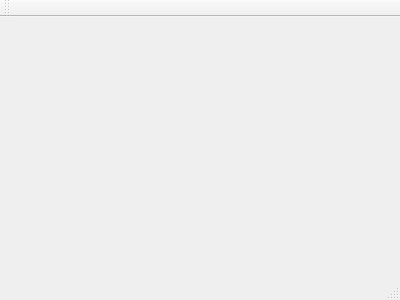
Qt form mainwindow.ui (romangr/KG1) before a commit.
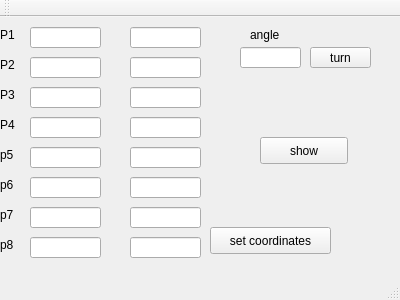
The same form after that commit.

Commit message: куда вводить данные

The edit to the form file:
```diff
--- a/mainwindow.ui
+++ b/mainwindow.ui
@@ -12,13 +12,355 @@
   <property name="windowTitle" >
    <string>MainWindow</string>
   </property>
-  <widget class="QMenuBar" name="menuBar" />
-  <widget class="QToolBar" name="mainToolBar" />
-  <widget class="QWidget" name="centralWidget" />
-  <widget class="QStatusBar" name="statusBar" />
+  <widget class="QWidget" name="centralWidget">
+   <widget class="QLineEdit" name="lineEdit">
+    <property name="geometry">
+     <rect>
+      <x>30</x>
+      <y>10</y>
+      <width>71</width>
+      <height>21</height>
+     </rect>
+    </property>
+   </widget>
+   <widget class="QLineEdit" name="lineEdit_2">
+    <property name="geometry">
+     <rect>
+      <x>130</x>
+      <y>10</y>
+      <width>71</width>
+      <height>21</height>
+     </rect>
+    </property>
+   </widget>
+   <widget class="QLabel" name="label">
+    <property name="geometry">
+     <rect>
+      <x>0</x>
+      <y>10</y>
+      <width>31</width>
+      <height>16</height>
+     </rect>
+    </property>
+    <property name="text">
+     <string>P1</string>
+    </property>
+   </widget>
+   <widget class="QLineEdit" name="lineEdit_3">
+    <property name="geometry">
+     <rect>
+      <x>130</x>
+      <y>40</y>
+      <width>71</width>
+      <height>21</height>
+     </rect>
+    </property>
+   </widget>
+   <widget class="QLineEdit" name="lineEdit_4">
+    <property name="geometry">
+     <rect>
+      <x>30</x>
+      <y>40</y>
+      <width>71</width>
+      <height>21</height>
+     </rect>
+    </property>
+   </widget>
+   <widget class="QLabel" name="label_2">
+    <property name="geometry">
+     <rect>
+      <x>0</x>
+      <y>40</y>
+      <width>31</width>
+      <height>16</height>
+     </rect>
+    </property>
+    <property name="text">
+     <string>P2</string>
+    </property>
+   </widget>
+   <widget class="QLineEdit" name="lineEdit_5">
+    <property name="geometry">
+     <rect>
+      <x>130</x>
+      <y>70</y>
+      <width>71</width>
+      <height>21</height>
+     </rect>
+    </property>
+   </widget>
+   <widget class="QLineEdit" name="lineEdit_6">
+    <property name="geometry">
+     <rect>
+      <x>30</x>
+      <y>70</y>
+      <width>71</width>
+      <height>21</height>
+     </rect>
+    </property>
+   </widget>
+   <widget class="QLabel" name="label_3">
+    <property name="geometry">
+     <rect>
+      <x>0</x>
+      <y>70</y>
+      <width>31</width>
+      <height>16</height>
+     </rect>
+    </property>
+    <property name="text">
+     <string>P3</string>
+    </property>
+   </widget>
+   <widget class="QLineEdit" name="lineEdit_7">
+    <property name="geometry">
+     <rect>
+      <x>130</x>
+      <y>100</y>
+      <width>71</width>
+      <height>21</height>
+     </rect>
+    </property>
+   </widget>
+   <widget class="QLineEdit" name="lineEdit_8">
+    <property name="geometry">
+     <rect>
+      <x>30</x>
+      <y>100</y>
+      <width>71</width>
+      <height>21</height>
+     </rect>
+    </property>
+   </widget>
+   <widget class="QLabel" name="label_4">
+    <property name="geometry">
+     <rect>
+      <x>0</x>
+      <y>100</y>
+      <width>31</width>
+      <height>16</height>
+     </rect>
+    </property>
+    <property name="text">
+     <string>P4</string>
+    </property>
+   </widget>
+   <widget class="QLineEdit" name="lineEdit_9">
+    <property name="geometry">
+     <rect>
+      <x>130</x>
+      <y>190</y>
+      <width>71</width>
+      <height>21</height>
+     </rect>
+    </property>
+   </widget>
+   <widget class="QLabel" name="label_5">
+    <property name="geometry">
+     <rect>
+      <x>0</x>
+      <y>160</y>
+      <width>31</width>
+      <height>16</height>
+     </rect>
+    </property>
+    <property name="text">
+     <string>p6</string>
+    </property>
+   </widget>
+   <widget class="QLineEdit" name="lineEdit_10">
+    <property name="geometry">
+     <rect>
+      <x>30</x>
+      <y>160</y>
+      <width>71</width>
+      <height>21</height>
+     </rect>
+    </property>
+   </widget>
+   <widget class="QLabel" name="label_6">
+    <property name="geometry">
+     <rect>
+      <x>0</x>
+      <y>220</y>
+      <width>31</width>
+      <height>16</height>
+     </rect>
+    </property>
+    <property name="text">
+     <string>p8</string>
+    </property>
+   </widget>
+   <widget class="QLineEdit" name="lineEdit_11">
+    <property name="geometry">
+     <rect>
+      <x>130</x>
+      <y>160</y>
+      <width>71</width>
+      <height>21</height>
+     </rect>
+    </property>
+   </widget>
+   <widget class="QLabel" name="label_7">
+    <property name="geometry">
+     <rect>
+      <x>0</x>
+      <y>190</y>
+      <width>31</width>
+      <height>16</height>
+     </rect>
+    </property>
+    <property name="text">
+     <string>p7</string>
+    </property>
+   </widget>
+   <widget class="QLineEdit" name="lineEdit_12">
+    <property name="geometry">
+     <rect>
+      <x>130</x>
+      <y>130</y>
+      <width>71</width>
+      <height>21</height>
+     </rect>
+    </property>
+   </widget>
+   <widget class="QLineEdit" name="lineEdit_13">
+    <property name="geometry">
+     <rect>
+      <x>30</x>
+      <y>190</y>
+      <width>71</width>
+      <height>21</height>
+     </rect>
+    </property>
+   </widget>
+   <widget class="QLineEdit" name="lineEdit_14">
+    <property name="geometry">
+     <rect>
+      <x>130</x>
+      <y>220</y>
+      <width>71</width>
+      <height>21</height>
+     </rect>
+    </property>
+   </widget>
+   <widget class="QLineEdit" name="lineEdit_15">
+    <property name="geometry">
+     <rect>
+      <x>30</x>
+      <y>130</y>
+      <width>71</width>
+      <height>21</height>
+     </rect>
+    </property>
+   </widget>
+   <widget class="QLabel" name="label_8">
+    <property name="geometry">
+     <rect>
+      <x>0</x>
+      <y>130</y>
+      <width>31</width>
+      <height>16</height>
+     </rect>
+    </property>
+    <property name="text">
+     <string>p5</string>
+    </property>
+   </widget>
+   <widget class="QLineEdit" name="lineEdit_16">
+    <property name="geometry">
+     <rect>
+      <x>30</x>
+      <y>220</y>
+      <width>71</width>
+      <height>21</height>
+     </rect>
+    </property>
+   </widget>
+   <widget class="QLabel" name="label_9">
+    <property name="geometry">
+     <rect>
+      <x>250</x>
+      <y>10</y>
+      <width>41</width>
+      <height>16</height>
+     </rect>
+    </property>
+    <property name="text">
+     <string>angle</string>
+    </property>
+   </widget>
+   <widget class="QLineEdit" name="lineEdit_17">
+    <property name="geometry">
+     <rect>
+      <x>240</x>
+      <y>30</y>
+      <width>61</width>
+      <height>21</height>
+     </rect>
+    </property>
+   </widget>
+   <widget class="QPushButton" name="pushButton">
+    <property name="geometry">
+     <rect>
+      <x>310</x>
+      <y>30</y>
+      <width>61</width>
+      <height>21</height>
+     </rect>
+    </property>
+    <property name="text">
+     <string>turn</string>
+    </property>
+   </widget>
+   <widget class="QPushButton" name="pushButton_2">
+    <property name="geometry">
+     <rect>
+      <x>260</x>
+      <y>120</y>
+      <width>88</width>
+      <height>27</height>
+     </rect>
+    </property>
+    <property name="text">
+     <string>show</string>
+    </property>
+   </widget>
+   <widget class="QPushButton" name="pushButton_3">
+    <property name="geometry">
+     <rect>
+      <x>210</x>
+      <y>210</y>
+      <width>121</width>
+      <height>27</height>
+     </rect>
+    </property>
+    <property name="text">
+     <string>set coordinates</string>
+    </property>
+   </widget>
+  </widget>
+  <widget class="QMenuBar" name="menuBar">
+   <property name="geometry">
+    <rect>
+     <x>0</x>
+     <y>0</y>
+     <width>400</width>
+     <height>25</height>
+    </rect>
+   </property>
+  </widget>
+  <widget class="QToolBar" name="mainToolBar">
+   <attribute name="toolBarArea">
+    <enum>TopToolBarArea</enum>
+   </attribute>
+   <attribute name="toolBarBreak">
+    <bool>false</bool>
+   </attribute>
+  </widget>
+  <widget class="QStatusBar" name="statusBar"/>
  </widget>
- <layoutDefault spacing="6" margin="11" />
- <pixmapfunction></pixmapfunction>
+ <layoutdefault spacing="6" margin="11"/>
  <resources/>
  <connections/>
 </ui>
```
Left out of the diff: 63 changed lines with no effect on the pictures.
